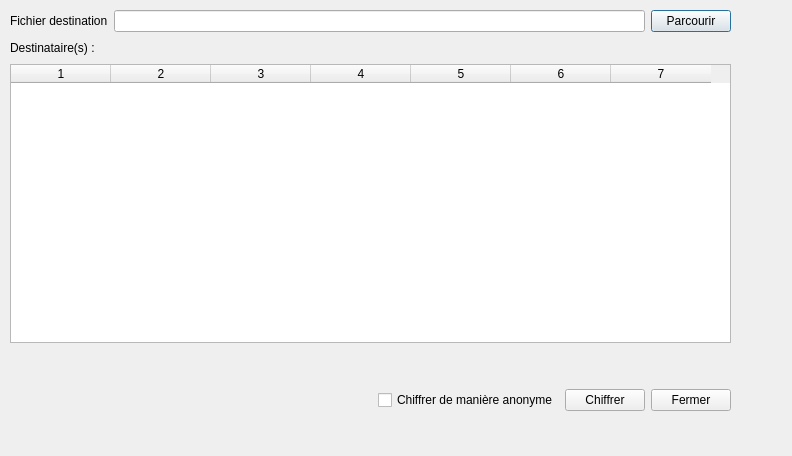
Above: GuiPG/src/View/fileencryptioneditor.ui from Diakakodo/GuiPG before the change. Below: the same form after it.
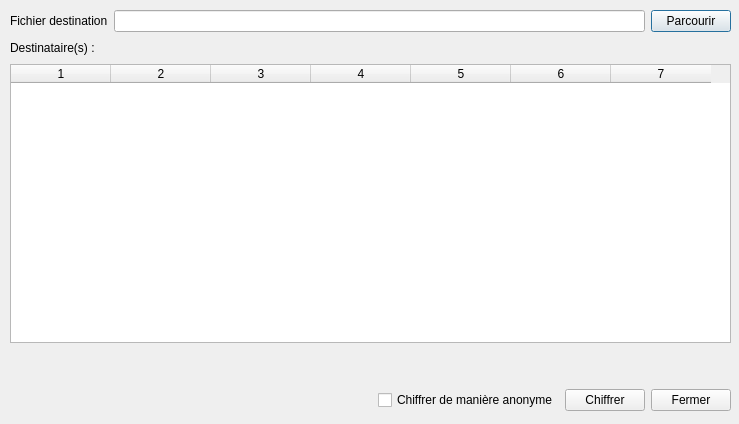
That is the form after the change.

```diff
--- a/GuiPG/src/View/fileencryptioneditor.ui
+++ b/GuiPG/src/View/fileencryptioneditor.ui
@@ -6,8 +6,8 @@
    <rect>
     <x>0</x>
     <y>0</y>
-    <width>792</width>
-    <height>456</height>
+    <width>739</width>
+    <height>424</height>
    </rect>
   </property>
   <property name="windowTitle">
```
Left out of the diff: 2 changed lines with no effect on the pictures.
